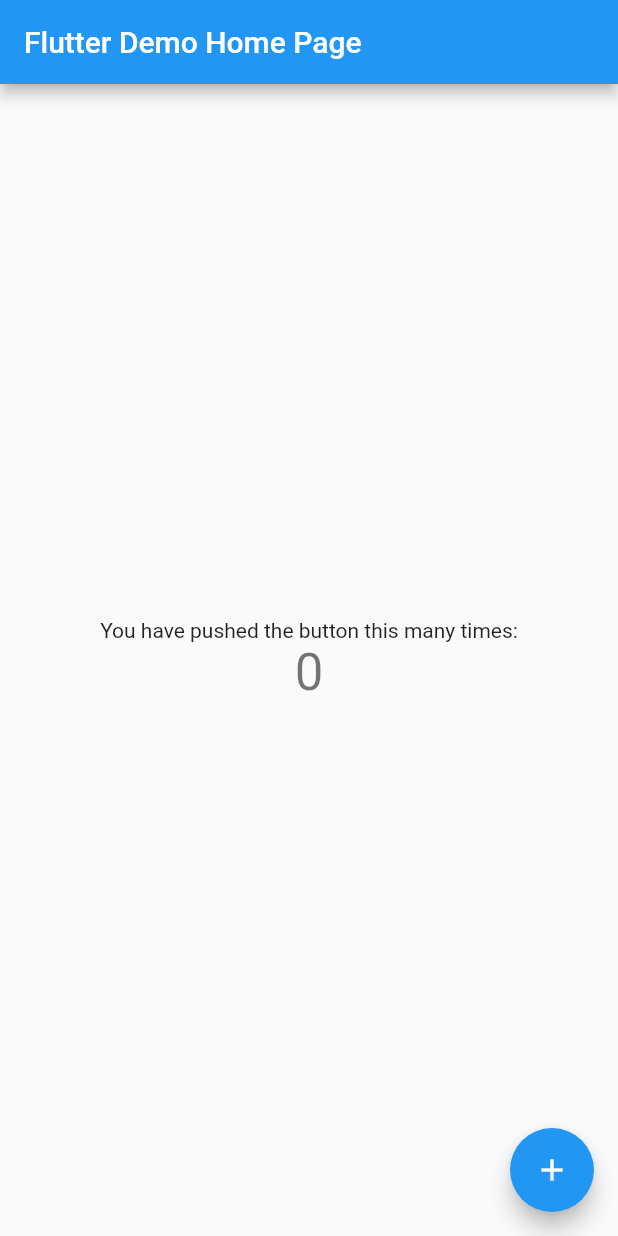
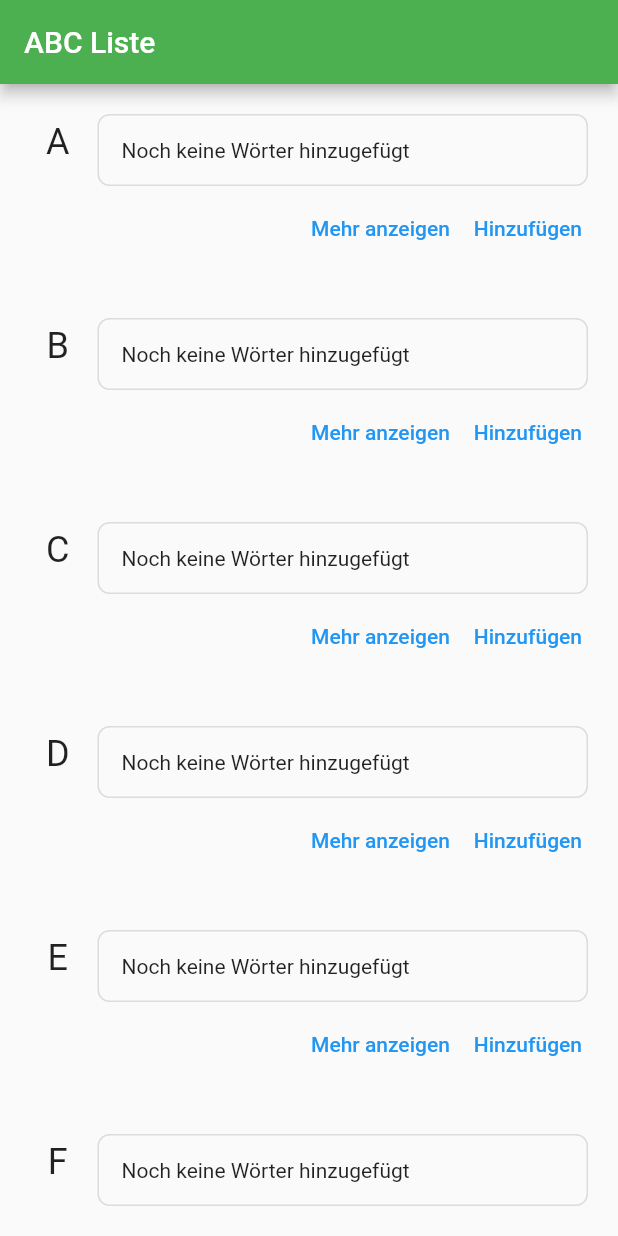
Before and after one commit to z3ttee/dhge-abc-liste, a Flutter app: the screen it shows after launch, on a phone screen of 412 x 824 dp. Run offline on Flutter 3.47's test engine with Material 2 defaults, Android fonts, the light colour scheme and no system bars.

Commit message:
added basic layout

```diff
--- a/lib/main.dart
+++ b/lib/main.dart
@@ -11,7 +11,7 @@
   @override
   Widget build(BuildContext context) {
     return MaterialApp(
-      title: 'Flutter Demo',
+      title: 'DHGE ABC Liste',
       theme: ThemeData(
         // This is the theme of your application.
         //
@@ -23,8 +23,11 @@
         // Notice that the counter didn't reset back to zero; the application
         // is not restarted.
         primarySwatch: Colors.blue,
+        appBarTheme: const AppBarTheme(
+          backgroundColor: Colors.green,
+        ),
       ),
-      home: const MyHomePage(title: 'Flutter Demo Home Page'),
+      home: const MyHomePage(title: 'ABC Liste'),
     );
   }
 }
@@ -43,22 +46,21 @@
 
   final String title;
 
+  // Create alphabet for rendering list
+  final String alphabet = "abcdefghijklmnopqrstuvwxyz";
+
   @override
   State<MyHomePage> createState() => _MyHomePageState();
 }
 
 class _MyHomePageState extends State<MyHomePage> {
-  int _counter = 0;
 
-  void _incrementCounter() {
-    setState(() {
-      // This call to setState tells the Flutter framework that something has
-      // changed in this State, which causes it to rerun the build method below
-      // so that the display can reflect the updated values. If we changed
-      // _counter without calling setState(), then the build method would not be
-      // called again, and so nothing would appear to happen.
-      _counter++;
-    });
+  void _routeToAddPage() {
+
+  }
+
+  void _routeToDetailsPage() {
+
   }
 
   @override
@@ -75,41 +77,72 @@
         // the App.build method, and use it to set our appbar title.
         title: Text(widget.title),
       ),
-      body: Center(
-        // Center is a layout widget. It takes a single child and positions it
-        // in the middle of the parent.
-        child: Column(
-          // Column is also a layout widget. It takes a list of children and
-          // arranges them vertically. By default, it sizes itself to fit its
-          // children horizontally, and tries to be as tall as its parent.
-          //
-          // Invoke "debug painting" (press "p" in the console, choose the
-          // "Toggle Debug Paint" action from the Flutter Inspector in Android
-          // Studio, or the "Toggle Debug Paint" command in Visual Studio Code)
-          // to see the wireframe for each widget.
-          //
-          // Column has various properties to control how it sizes itself and
-          // how it positions its children. Here we use mainAxisAlignment to
-          // center the children vertically; the main axis here is the vertical
-          // axis because Columns are vertical (the cross axis would be
-          // horizontal).
-          mainAxisAlignment: MainAxisAlignment.center,
-          children: <Widget>[
-            const Text(
-              'You have pushed the button this many times:',
-            ),
-            Text(
-              '$_counter',
-              style: Theme.of(context).textTheme.headline4,
-            ),
-          ],
-        ),
+      body: ListView.builder(
+          itemCount: widget.alphabet.characters.length,
+          itemBuilder: (BuildContext context, int index) {
+            return Container(
+              padding: const EdgeInsets.all(16),
+              child: Row(
+                mainAxisAlignment: MainAxisAlignment.start,
+                crossAxisAlignment: CrossAxisAlignment.start,
+                children: [
+                  Container(
+                    width: 45,
+                    height: 45,
+                    padding: const EdgeInsets.all(8),
+                    child: Center(
+                      child: Text(
+                        widget.alphabet.characters.elementAt(index).toUpperCase(),
+                        style: const TextStyle(
+                          fontSize: 24,
+                        ),
+                      ),
+                    ),
+                  ),
+                  Expanded(
+                      child: Column(
+                        mainAxisAlignment: MainAxisAlignment.start,
+                        crossAxisAlignment: CrossAxisAlignment.start,
+                        children: [
+                          Row(
+                            children: [
+                              Expanded(child: Card(
+                                color: Colors.transparent,
+                                elevation: 0,
+                                shape: const RoundedRectangleBorder(
+                                    side: BorderSide(
+                                      color: Colors.black12,
+                                    ),
+                                    borderRadius: BorderRadius.all(Radius.circular(8))
+                                ),
+                                child: Container(
+                                  padding: const EdgeInsets.all(16),
+                                  child: const Text("Noch keine Wörter hinzugefügt"),
+                                ),
+                              ))
+                            ],
+                          ),
+                          Row(
+                            mainAxisAlignment: MainAxisAlignment.end,
+                            children: [
+                              TextButton(
+                                onPressed: _routeToDetailsPage,
+                                child: const Text("Mehr anzeigen"),
+                              ),
+                              TextButton(
+                                onPressed: _routeToAddPage,
+                                child: const Text("Hinzufügen"),
+                              )
+                            ],
+                          )
+                        ],
+                      )
+                  ),
+                ],
+              ),
+            );
+          }
       ),
-      floatingActionButton: FloatingActionButton(
-        onPressed: _incrementCounter,
-        tooltip: 'Increment',
-        child: const Icon(Icons.add),
-      ), // This trailing comma makes auto-formatting nicer for build methods.
     );
   }
 }
```
